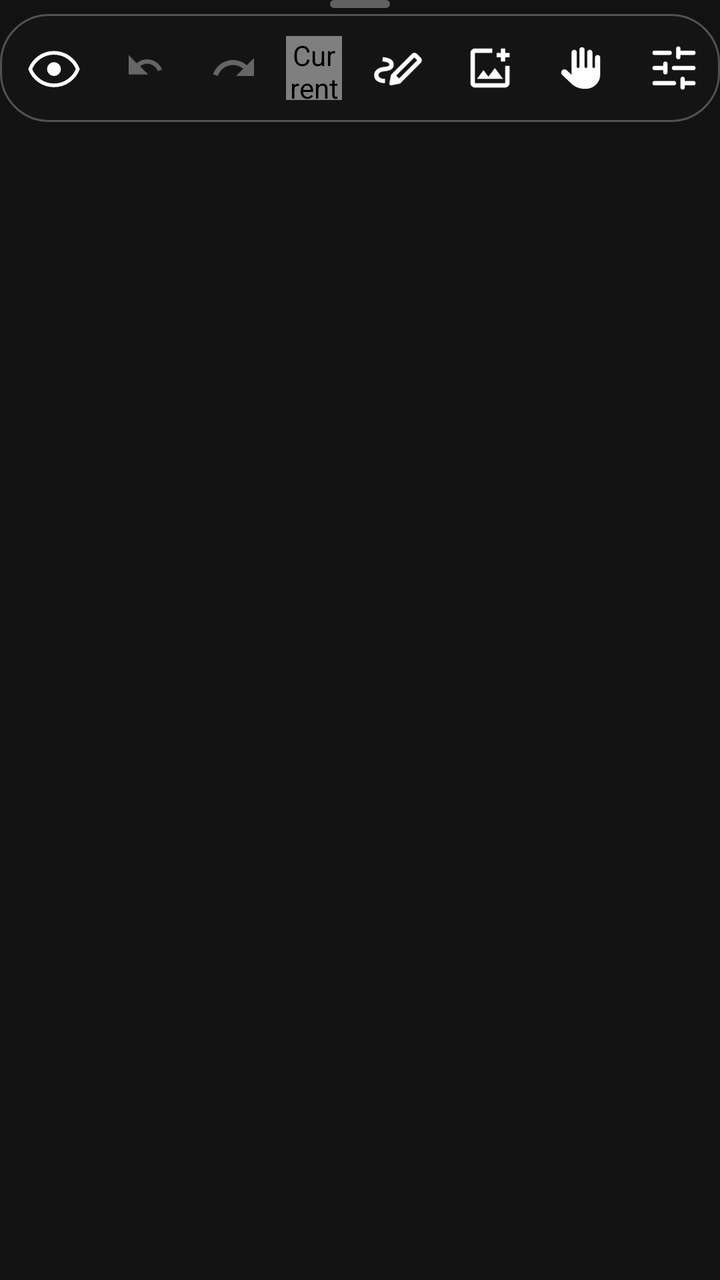
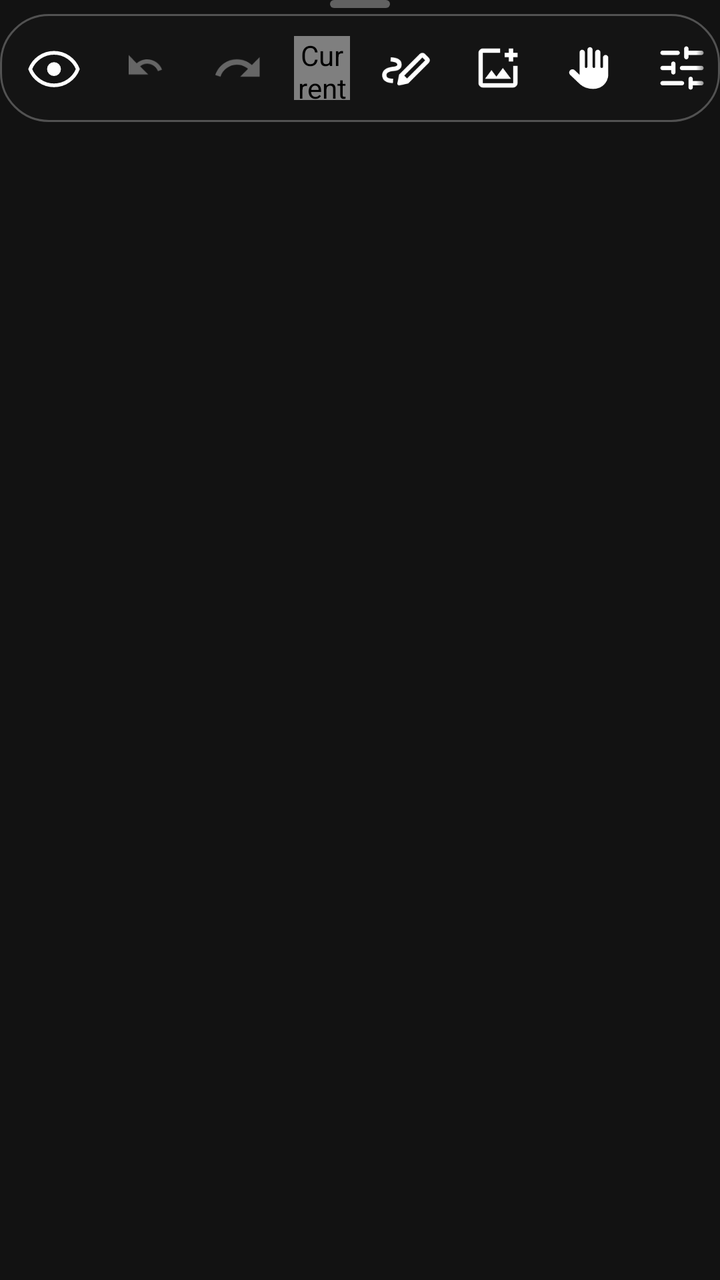

Two renders of the same Android screen: before a commit and after it. Below are the layout's source before the change and the commit's diff.
<!-- AndroidManifest.xml: application theme Theme.DrawAnywhere -->
<!-- res/layout/overlay_toolbar_horizontal.xml -->
<?xml version="1.0" encoding="utf-8"?>
<LinearLayout
    xmlns:android="http://schemas.android.com/apk/res/android"
    android:layout_width="wrap_content"
    android:layout_height="wrap_content"
    android:orientation="vertical"
    android:gravity="center_horizontal">

    <View
        android:layout_width="30dp"
        android:layout_height="4dp"
        android:background="@drawable/bg_grip_handle"
        android:layout_marginBottom="3dp" />

    <LinearLayout
        android:id="@+id/toolbar_content_row"
        android:layout_width="wrap_content"
        android:layout_height="wrap_content"
        android:orientation="horizontal"
        android:gravity="center_vertical"
        android:background="@drawable/bg_toolbar"
        android:paddingStart="4dp"
        android:paddingEnd="4dp"
        android:paddingTop="4dp"
        android:paddingBottom="4dp"
        android:elevation="8dp">

        
        <ImageView
            android:id="@+id/btn_hide"
            android:layout_width="46dp"
            android:layout_height="46dp"
            android:padding="10dp"
            android:src="@drawable/ic_eye"
            android:tint="@color/toolbar_icon_default"
            android:scaleType="fitCenter"
            android:background="@android:color/transparent"
            android:clickable="true"
            android:focusable="true"
            android:contentDescription="@string/cd_btn_hide" />

        
        <ImageView
            android:id="@+id/btn_undo"
            android:layout_width="46dp"
            android:layout_height="46dp"
            android:padding="10dp"
            android:src="@drawable/ic_undo"
            android:tint="@color/toolbar_icon_default"
            android:scaleType="fitCenter"
            android:background="@android:color/transparent"
            android:clickable="true"
            android:focusable="true"
            android:alpha="0.35"
            android:enabled="false"
            android:contentDescription="@string/cd_btn_undo" />

        
        <ImageView
            android:id="@+id/btn_redo"
            android:layout_width="42dp"
            android:layout_height="42dp"
            android:padding="9dp"
            android:src="@drawable/ic_redo"
            android:alpha="0.35"
            android:contentDescription="Redo"
            android:background="?attr/selectableItemBackgroundBorderless" />

        <com.drawanywhere.app.ColorDropView
            android:id="@+id/view_color_dot"
            android:layout_width="28dp"
            android:layout_height="32dp"
            android:layout_marginStart="5dp"
            android:layout_marginEnd="5dp"
            android:clickable="true"
            android:focusable="true"
            android:contentDescription="@string/cd_color_dot" />

        <ImageView
            android:id="@+id/btn_tools"
            android:layout_width="46dp"
            android:layout_height="46dp"
            android:padding="10dp"
            android:src="@drawable/ic_pen"
            android:tint="@color/toolbar_icon_default"
            android:scaleType="fitCenter"
            android:background="@android:color/transparent"
            android:clickable="true"
            android:focusable="true"
            android:contentDescription="@string/cd_btn_tools" />

        <View
            android:id="@+id/toolbar_divider"
            android:layout_width="1dp"
            android:layout_height="26dp"
            android:background="@color/toolbar_divider"
            android:layout_marginStart="2dp"
            android:layout_marginEnd="2dp"
            android:visibility="gone" />

        <HorizontalScrollView
            android:id="@+id/toolbar_scroll_container"
            android:layout_width="wrap_content"
            android:layout_height="wrap_content"
            android:scrollbars="none"
            android:overScrollMode="never"
            android:requiresFadingEdge="horizontal"
            android:fadingEdgeLength="@dimen/toolbar_fading_edge_length">

            <LinearLayout
                android:id="@+id/toolbar_scroll_inner"
                android:layout_width="wrap_content"
                android:layout_height="wrap_content"
                android:orientation="horizontal"
                android:gravity="center_vertical">

                <ImageView
                    android:id="@+id/btn_add_image"
                    android:layout_width="46dp"
                    android:layout_height="46dp"
                    android:padding="10dp"
                    android:src="@drawable/ic_image"
                    android:tint="@color/toolbar_icon_default"
                    android:scaleType="fitCenter"
                    android:background="@android:color/transparent"
                    android:clickable="true"
                    android:focusable="true"
                    android:contentDescription="@string/cd_btn_image" />

                <ImageView
                    android:id="@+id/btn_finger"
                    android:layout_width="46dp"
                    android:layout_height="46dp"
                    android:padding="10dp"
                    android:src="@drawable/ic_finger"
                    android:tint="@color/toolbar_icon_default"
                    android:scaleType="fitCenter"
                    android:background="@android:color/transparent"
                    android:clickable="true"
                    android:focusable="true"
                    android:contentDescription="@string/cd_btn_finger" />

                <ImageView
                    android:id="@+id/btn_settings"
                    android:layout_width="46dp"
                    android:layout_height="46dp"
                    android:padding="10dp"
                    android:src="@drawable/ic_settings"
                    android:tint="@color/toolbar_icon_default"
                    android:scaleType="fitCenter"
                    android:background="@android:color/transparent"
                    android:clickable="true"
                    android:focusable="true"
                    android:contentDescription="@string/cd_btn_settings" />

            </LinearLayout>
        </HorizontalScrollView>

        
        <FrameLayout
            android:id="@+id/btn_collapse_arrow_container"
            android:layout_width="28dp"
            android:layout_height="28dp"
            android:layout_marginStart="2dp"
            android:background="@drawable/bg_collapse_pill">
            <ImageView
                android:id="@+id/btn_collapse_arrow"
                android:layout_width="match_parent"
                android:layout_height="match_parent"
                android:padding="6dp"
                android:src="@drawable/ic_chevron_right"
                android:tint="@color/toolbar_icon_default"
                android:scaleType="fitCenter"
                android:clickable="true"
                android:focusable="true"
                android:contentDescription="@string/cd_btn_collapse" />
        </FrameLayout>

    </LinearLayout>

</LinearLayout>
<!-- resources referenced by this layout -->
<resources>
  <color name="toolbar_divider">#44FFFFFF</color>
  <color name="toolbar_icon_default">#FFFFFFFF</color>
  <dimen name="toolbar_fading_edge_length">18dp</dimen>
  <!-- drawable bg_collapse_pill (drawable) -->
  <?xml version="1.0" encoding="utf-8"?>
  <shape xmlns:android="http://schemas.android.com/apk/res/android"
      android:shape="oval">
      <solid android:color="@color/toolbar_bg" />
      <stroke
          android:width="1dp"
          android:color="@color/toolbar_divider" />
  </shape>
  <!-- drawable bg_grip_handle (drawable) -->
  <?xml version="1.0" encoding="utf-8"?>
  <shape xmlns:android="http://schemas.android.com/apk/res/android"
      android:shape="rectangle">
      <solid android:color="#55FFFFFF" />
      <corners android:radius="3dp" />
  </shape>
  <!-- drawable bg_toolbar (drawable) -->
  <?xml version="1.0" encoding="utf-8"?>
  <shape xmlns:android="http://schemas.android.com/apk/res/android"
      android:shape="rectangle">
  
      <solid android:color="@color/toolbar_bg" />
  
      <corners android:radius="24dp" />
  
      <stroke
          android:width="1dp"
          android:color="@color/toolbar_divider" />
  
  </shape>
  <!-- drawable ic_chevron_right (drawable) -->
  <?xml version="1.0" encoding="utf-8"?>
  <vector xmlns:android="http://schemas.android.com/apk/res/android"
      android:width="24dp" android:height="24dp"
      android:viewportWidth="24" android:viewportHeight="24">
      <path
          android:pathData="M9,6L15,12L9,18"
          android:fillColor="#00000000"
          android:strokeColor="#FFFFFFFF"
          android:strokeWidth="2"
          android:strokeLineCap="round"
          android:strokeLineJoin="round" />
  </vector>
  <!-- drawable ic_redo (drawable) -->
  <vector xmlns:android="http://schemas.android.com/apk/res/android"
      android:width="24dp" android:height="24dp"
      android:viewportWidth="24" android:viewportHeight="24">
    <path android:fillColor="@android:color/white"
        android:pathData="M18.4,10.6C16.55,8.99 14.15,8 11.5,8c-4.65,0 -8.58,3.03 -9.96,7.22L3.9,16c1.05,-3.19 4.05,-5.5 7.6,-5.5 1.95,0 3.73,0.72 5.12,1.88L13,16h9L22,7l-3.6,3.6z"/>
  </vector>
  <!-- drawable ic_undo (drawable) -->
  <?xml version="1.0" encoding="utf-8"?>
  <vector xmlns:android="http://schemas.android.com/apk/res/android"
      android:width="24dp"
      android:height="24dp"
      android:viewportWidth="24"
      android:viewportHeight="24">
  
      <path
          android:pathData="M12.5,8C10.65,8 8.99,8.7 7.7,9.83L4,6V15H13L9.27,11.27C10.16,10.49 11.28,10 12.5,10C14.77,10 16.72,11.44 17.5,13.45L19.41,12.74C18.29,9.87 15.61,8 12.5,8Z"
          android:fillColor="#FFFFFFFF" />
  
  </vector>
  <string name="cd_btn_collapse">Collapse or expand toolbar</string>
  <string name="cd_btn_finger">Toggle touch pass-through</string>
  <string name="cd_btn_hide">Hide or show canvas</string>
  <string name="cd_btn_image">Add image from gallery</string>
  <string name="cd_btn_settings">Open settings</string>
  <string name="cd_btn_tools">Select drawing tool</string>
  <string name="cd_btn_undo">Undo last stroke</string>
  <string name="cd_color_dot">Current drawing color</string>
  <color name="toolbar_bg">#E8141414</color>
  <color name="colorPrimary">#FFB73A3A</color>
  <color name="colorPrimaryVariant">#FF8B0000</color>
  <color name="colorOnPrimary">#FFFFFFFF</color>
  <color name="colorSecondary">#FF444444</color>
  <color name="colorOnSecondary">#FFFFFFFF</color>
  <color name="colorError">#FFCF6679</color>
  <color name="colorOnError">#FF000000</color>
  <color name="colorSurface">#FF1C1C1C</color>
  <color name="colorOnSurface">#FFFFFFFF</color>
  <color name="colorBackground">#FF121212</color>
  <!-- unchanged entries left out for length: 6 -->
</resources>

<!-- the commit's change to res/layout/overlay_toolbar_horizontal.xml (unified diff, before → after) -->
@@ -58,13 +58,18 @@
         
         <ImageView
             android:id="@+id/btn_redo"
-            android:layout_width="42dp"
-            android:layout_height="42dp"
-            android:padding="9dp"
+            android:layout_width="46dp"
+            android:layout_height="46dp"
+            android:padding="10dp"
             android:src="@drawable/ic_redo"
+            android:tint="@color/toolbar_icon_default"
+            android:scaleType="fitCenter"
+            android:background="@android:color/transparent"
+            android:clickable="true"
+            android:focusable="true"
             android:alpha="0.35"
-            android:contentDescription="Redo"
-            android:background="?attr/selectableItemBackgroundBorderless" />
+            android:enabled="false"
+            android:contentDescription="Redo" />
 
         <com.drawanywhere.app.ColorDropView
             android:id="@+id/view_color_dot"
@@ -156,7 +161,6 @@
             </LinearLayout>
         </HorizontalScrollView>
 
-        
         <FrameLayout
             android:id="@+id/btn_collapse_arrow_container"
             android:layout_width="28dp"
